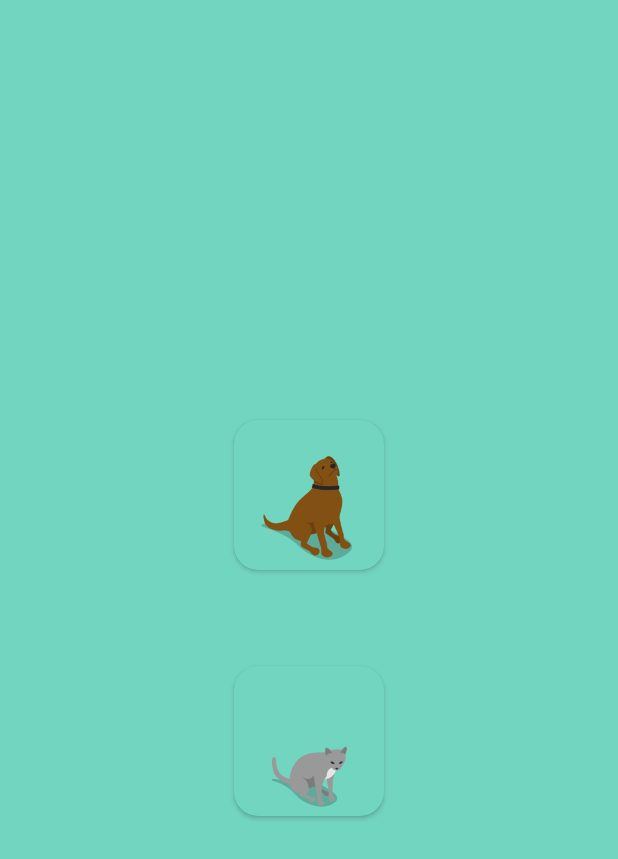
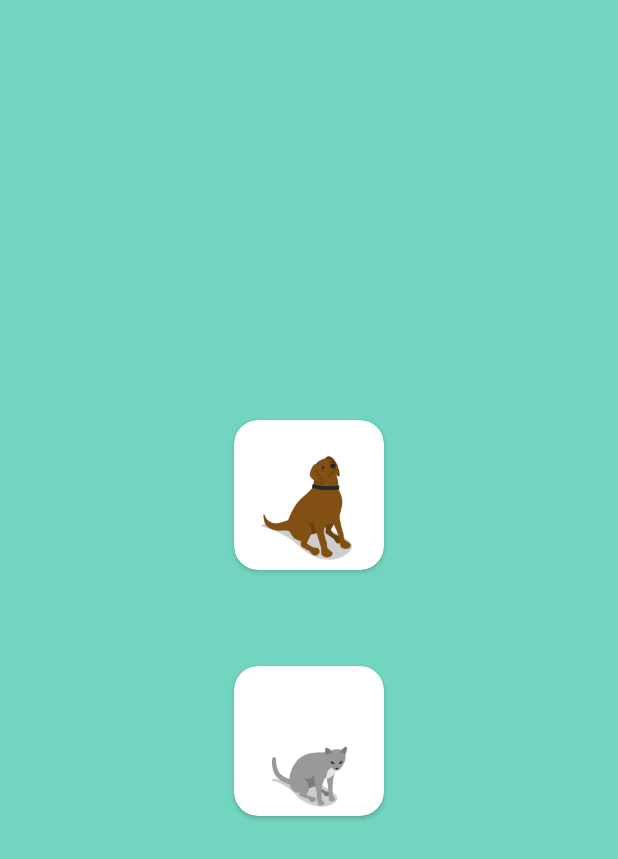
Before and after one commit to iconostic/OrganicAnimal, an Android app: the screen it shows after launch (MainActivity), on a phone screen of 412 x 824 dp. Shown: the top 859 px of the screen. Run offline under Robolectric (Android 15) with nearby library versions, the phone set to English and light mode, and no system bars; libraries missing offline, so code that uses them is left out: com.afollestad.materialdialogs; pictures from the network do not load; Roboto replaces fonts that are not available here.

Commit message:
commit in master

```diff
--- a/app/src/main/java/com/icono/organicanimal/LoadingActivity.java
+++ b/app/src/main/java/com/icono/organicanimal/LoadingActivity.java
@@ -2,6 +2,7 @@ package com.icono.organicanimal;
 
 import android.content.Intent;
 import android.graphics.Typeface;
+import android.net.wifi.p2p.WifiP2pManager;
 import android.os.Build;
 import android.os.Handler;
 import android.support.v4.content.ContextCompat;
@@ -13,6 +14,8 @@ import android.view.animation.Animation;
 import android.view.animation.AnimationUtils;
 import android.widget.ImageView;
 import android.widget.TextView;
+
+import com.bumptech.glide.Glide;
 
 public class LoadingActivity extends AppCompatActivity {
 
@@ -27,7 +30,7 @@ public class LoadingActivity extends AppCompatActivity {
             Window window = getWindow();
             window.clearFlags(WindowManager.LayoutParams.FLAG_TRANSLUCENT_STATUS);
             window.addFlags(WindowManager.LayoutParams.FLAG_DRAWS_SYSTEM_BAR_BACKGROUNDS);
-            window.setStatusBarColor(ContextCompat.getColor(this, R.color.colorMint));
+            window.setStatusBarColor(ContextCompat.getColor(this, R.color.colorDarkMint));
         }
 
         iv = findViewById(R.id.iv);
@@ -37,10 +40,19 @@ public class LoadingActivity extends AppCompatActivity {
         new Handler().postDelayed(new Runnable() {
             @Override
             public void run() {
+                Animation ani2 = AnimationUtils.loadAnimation(LoadingActivity.this, R.anim.loding2);
+                iv.setAnimation(ani2);
+                Glide.with(LoadingActivity.this).load(R.drawable.logo2).into(iv);
+            }
+        }, 3000);
+
+        new Handler().postDelayed(new Runnable() {
+            @Override
+            public void run() {
                 Intent intent = new Intent(LoadingActivity.this, MainActivity.class);
                 startActivity(intent);
                 finish();
             }
-        }, 5000);
+        }, 7000);
     }
 }
--- a/app/src/main/java/com/icono/organicanimal/MainActivity.java
+++ b/app/src/main/java/com/icono/organicanimal/MainActivity.java
@@ -55,7 +55,7 @@ public class MainActivity extends AppCompatActivity {
             Window window = getWindow();
             window.clearFlags(WindowManager.LayoutParams.FLAG_TRANSLUCENT_STATUS);
             window.addFlags(WindowManager.LayoutParams.FLAG_DRAWS_SYSTEM_BAR_BACKGROUNDS);
-            window.setStatusBarColor(ContextCompat.getColor(this, R.color.colorMint));
+            window.setStatusBarColor(ContextCompat.getColor(this, R.color.colorDarkMint));
         }
 
         GregorianCalendar calendar = new GregorianCalendar();
--- a/app/src/main/java/com/icono/organicanimal/NoteActivity.java
+++ b/app/src/main/java/com/icono/organicanimal/NoteActivity.java
@@ -41,7 +41,7 @@ public class NoteActivity extends AppCompatActivity {
             Window window = getWindow();
             window.clearFlags(WindowManager.LayoutParams.FLAG_TRANSLUCENT_STATUS);
             window.addFlags(WindowManager.LayoutParams.FLAG_DRAWS_SYSTEM_BAR_BACKGROUNDS);
-            window.setStatusBarColor(ContextCompat.getColor(this, R.color.colorMint));
+            window.setStatusBarColor(ContextCompat.getColor(this, R.color.colorDarkMint));
         }
 
         flab = findViewById(R.id.fab);
--- a/app/src/main/java/com/icono/organicanimal/NoticeActivity.java
+++ b/app/src/main/java/com/icono/organicanimal/NoticeActivity.java
@@ -38,7 +38,7 @@ public class NoticeActivity extends AppCompatActivity {
             Window window = getWindow();
             window.clearFlags(WindowManager.LayoutParams.FLAG_TRANSLUCENT_STATUS);
             window.addFlags(WindowManager.LayoutParams.FLAG_DRAWS_SYSTEM_BAR_BACKGROUNDS);
-            window.setStatusBarColor(ContextCompat.getColor(this, R.color.colorMint));
+            window.setStatusBarColor(ContextCompat.getColor(this, R.color.colorDarkMint));
         }
 
         webView = findViewById(R.id.webview);
--- a/app/src/main/java/com/icono/organicanimal/SelecActivity.java
+++ b/app/src/main/java/com/icono/organicanimal/SelecActivity.java
@@ -262,6 +262,7 @@ public class SelecActivity extends AppCompatActivity implements  GoogleApiClient
             public void run() {
                 try{
                     onXml3(needUrl3);
+
           //          adapter.notifyDataSetChanged();
                 }catch (Exception e){
                     Log.i("myerror","thread3 fail");
@@ -433,7 +434,7 @@ public class SelecActivity extends AppCompatActivity implements  GoogleApiClient
     @Override
     protected void onDestroy() {
         super.onDestroy();
-        finish();
+       // finish();
     }
 
 
--- /dev/null
+++ b/app/src/main/res/anim/loding2.xml
@@ -0,0 +1,10 @@
+<?xml version="1.0" encoding="utf-8"?>
+<set xmlns:android="http://schemas.android.com/apk/res/android">
+
+    <alpha
+        android:fromAlpha="0.0"
+        android:toAlpha="1.0"
+        android:duration="3000"
+        />
+
+</set>
--- a/app/src/main/res/layout/a_fragment_page3_recycler_item.xml
+++ b/app/src/main/res/layout/a_fragment_page3_recycler_item.xml
@@ -7,12 +7,12 @@
     app:contentPadding="4dp"
     app:contentPaddingBottom="4dp"
     android:layout_margin="4dp"
-    android:background="@color/colorMint"
+    android:background="@color/colorWhite"
     >
     <LinearLayout
         android:layout_width="match_parent"
         android:layout_height="match_parent"
-        android:background="@color/colorMint"
+        android:background="@color/colorWhite"
         android:orientation="vertical"
         android:padding="8dp"
         android:gravity="center"
@@ -24,7 +24,7 @@
             android:shadowColor="#000000"
             android:text="한국동물구조관리협회"
             android:textSize="16sp"
-            android:textColor="@color/colorWhite"
+            android:textColor="@color/colorBlack"
             android:layout_centerVertical="true"
             android:layout_centerHorizontal="true"
 
--- a/app/src/main/res/layout/activity_main.xml
+++ b/app/src/main/res/layout/activity_main.xml
@@ -21,7 +21,7 @@
             android:layout_height="wrap_content"
             app:cardCornerRadius="16dp"
             android:layout_margin="32dp"
-            app:cardBackgroundColor="@color/colorMint"
+            app:cardBackgroundColor="@color/colorWhite"
             >
             <ImageView
                 android:id="@+id/img_dog"
@@ -38,7 +38,7 @@
             android:layout_height="wrap_content"
             app:cardCornerRadius="16dp"
             android:layout_margin="32dp"
-            app:cardBackgroundColor="@color/colorMint"
+            app:cardBackgroundColor="@color/colorWhite"
             >
             <ImageView
                 android:id="@+id/img_cat"
--- a/app/src/main/res/layout/activity_shelter.xml
+++ b/app/src/main/res/layout/activity_shelter.xml
@@ -42,6 +42,7 @@
                 android:layout_width="match_parent"
                 android:layout_height="match_parent"
                 android:orientation="vertical"
+                android:background="@color/colorMint"
                 >
                 <ImageView
                     android:id="@+id/iv"
@@ -61,12 +62,13 @@
                     android:layout_below="@id/iv"
                     android:layout_centerInParent="true"
                     android:layout_gravity="center"
+                    android:background="@color/colorWhite"
                     >
 
                     <RelativeLayout
                         android:layout_width="wrap_content"
                         android:layout_height="wrap_content"
-                        android:background="@color/colorMint"
+                        android:background="@color/colorWhite"
                         android:layout_margin="2dp"
                         >
 
@@ -75,7 +77,7 @@
                             android:layout_width="wrap_content"
                             android:layout_height="wrap_content"
                             android:textSize="40sp"
-                            android:textColor="@color/colorWhite"
+                            android:textColor="@color/colorBlack"
                             android:textStyle="bold"
                             android:layout_centerInParent="true"
                             />
--- a/app/src/main/res/values/colors.xml
+++ b/app/src/main/res/values/colors.xml
@@ -3,8 +3,12 @@
     <color name="colorPrimary">#3F51B5</color>
     <color name="colorPrimaryDark">#303F9F</color>
     <color name="colorAccent">#FF4081</color>
+    <color name="colorLightMint">#da82e2ce</color>
     <color name="colorMint">#72d5c0</color>
+    <color name="colorDarkMint">#5fb1a0</color>
+    <color name="colorKatalk">#a9c9e7</color>
+    <color name="colorKatalkReverce">#e7c7a9</color>
     <color name="colorMintReverce">#d57287</color>
-    <color name="colorDarkMint">#48766c</color>
     <color name="colorWhite">#ffffff</color>
+    <color name="colorBlack"></color>
 </resources>
```
Also changed, not shown: app/src/main/java/com/icono/organicanimal/ProgressActivity.java (+29 -16 lines), app/src/main/res/layout/a_fragment_page1_recycler_item.xml (+4 -4 lines), app/src/main/res/layout/a_fragment_page2_recycler_item.xml (+4 -4 lines), app/src/main/res/layout/activity_progress.xml (+17 -10 lines), app/src/main/res/layout/activity_selec.xml (+23 -3 lines), app/src/main/res/drawable/logo2.png (added).
